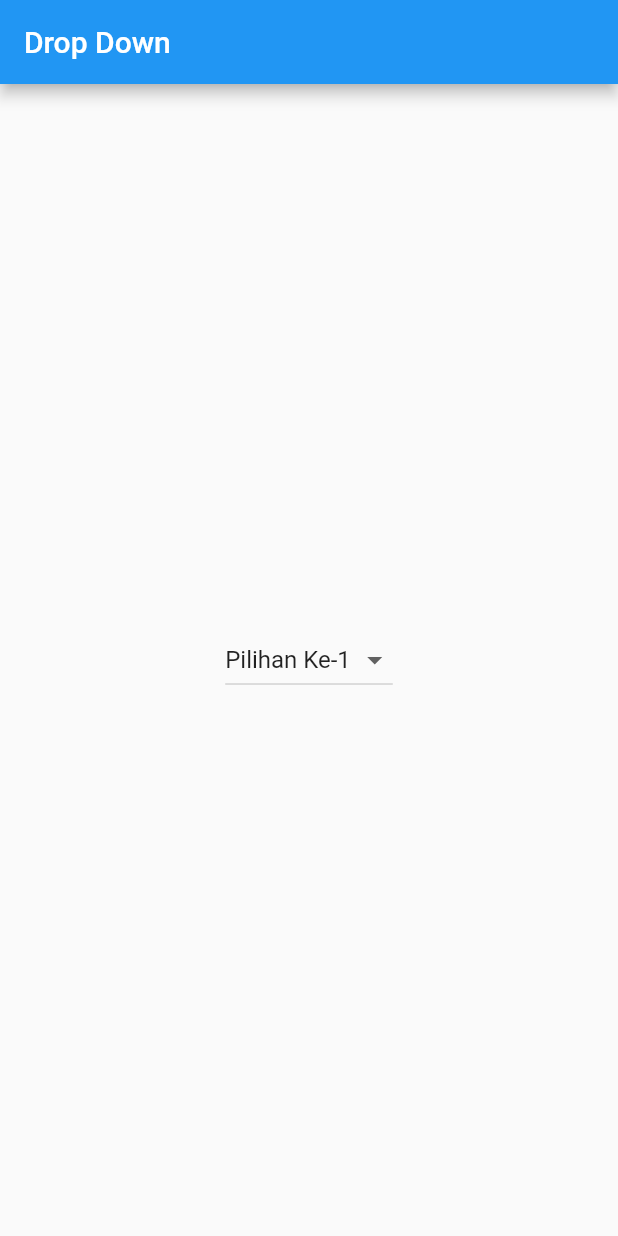
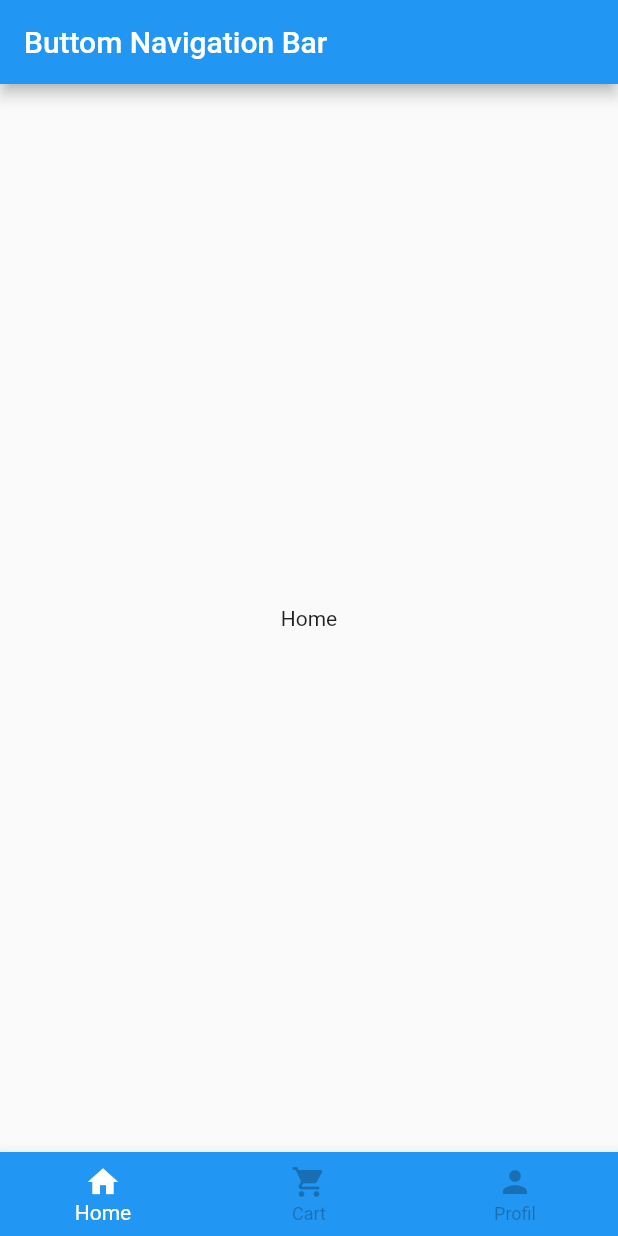
Before and after one commit to AhmadIkbalDjaya/fast_track_flutter_beginner, a Flutter app: the screen it shows after launch, on a phone screen of 412 x 824 dp. Run offline on Flutter 3.47's test engine with Material 2 defaults, Android fonts, the phone set to English and light mode, and no system bars.

Commit message:
31. Bottom Navigation Bar

```diff
--- a/lib/main.dart
+++ b/lib/main.dart
@@ -1,13 +1,13 @@
 import 'package:flutter/material.dart';
 
-void main() => runApp(MyApp());
+void main() => runApp(const MyApp());
 
 class MyApp extends StatelessWidget {
   const MyApp({super.key});
 
   @override
   Widget build(BuildContext context) {
-    return MaterialApp(
+    return const MaterialApp(
       debugShowCheckedModeBanner: false,
       home: HomePage(),
     );
@@ -15,68 +15,62 @@ class MyApp extends StatelessWidget {
 }
 
 class HomePage extends StatefulWidget {
-  HomePage({super.key});
+  const HomePage({super.key});
 
   @override
   State<HomePage> createState() => _HomePageState();
 }
 
 class _HomePageState extends State<HomePage> {
-  final List data = [
-    {
-      "judul": "Pilihan Ke-1",
-      "data": 1,
-    },
-    {
-      "judul": "Pilihan Ke-2",
-      "data": 2,
-    },
-    {
-      "judul": "Pilihan Ke-3",
-      "data": 3,
-    },
-    {
-      "judul": "Pilihan Ke-4",
-      "data": 4,
-    },
-    {
-      "judul": "Pilihan Ke-5",
-      "data": 5,
-    },
+  late int index;
+
+  List showWidget = [
+    const Center(
+      child: Text("Home"),
+    ),
+    const Center(
+      child: Text("Cart"),
+    ),
+    const Center(
+      child: Text("Profil"),
+    ),
   ];
-
-  late int dataAwal;
   @override
   void initState() {
-    // TODO: implement initState
+    index = 0;
     super.initState();
-    dataAwal = data[0]["data"];
   }
 
-  @override
   Widget build(BuildContext context) {
     return Scaffold(
       appBar: AppBar(
-        title: Text("Drop Down"),
+        title: const Text("Buttom Navigation Bar"),
       ),
-      body: Center(
-        child: DropdownButton<int>(
-          value: dataAwal,
-          items: data
-              .map(
-                (e) => DropdownMenuItem(
-                  child: Text("${e['judul']} "),
-                  value: e['data'] as int,
-                ),
-              )
-              .toList(),
-          onChanged: (value) {
-            setState(() {
-              dataAwal = value!;
-            });
-            print(value);
-          },
-        ),
+      body: showWidget[index],
+      bottomNavigationBar: BottomNavigationBar(
+        backgroundColor: Colors.blue,
+        currentIndex: index,
+        selectedItemColor: Colors.white,
+        unselectedItemColor: Colors.black26,
+        onTap: (value) {
+          setState(() {
+            index = value;
+          });
+        },
+        items: const [
+          BottomNavigationBarItem(
+            icon: Icon(Icons.home),
+            label: "Home",
+          ),
+          BottomNavigationBarItem(
+            icon: Icon(Icons.shopping_cart),
+            label: "Cart",
+          ),
+          BottomNavigationBarItem(
+            icon: Icon(Icons.person),
+            label: "Profil",
+          ),
+        ],
       ),
     );
   }
```
